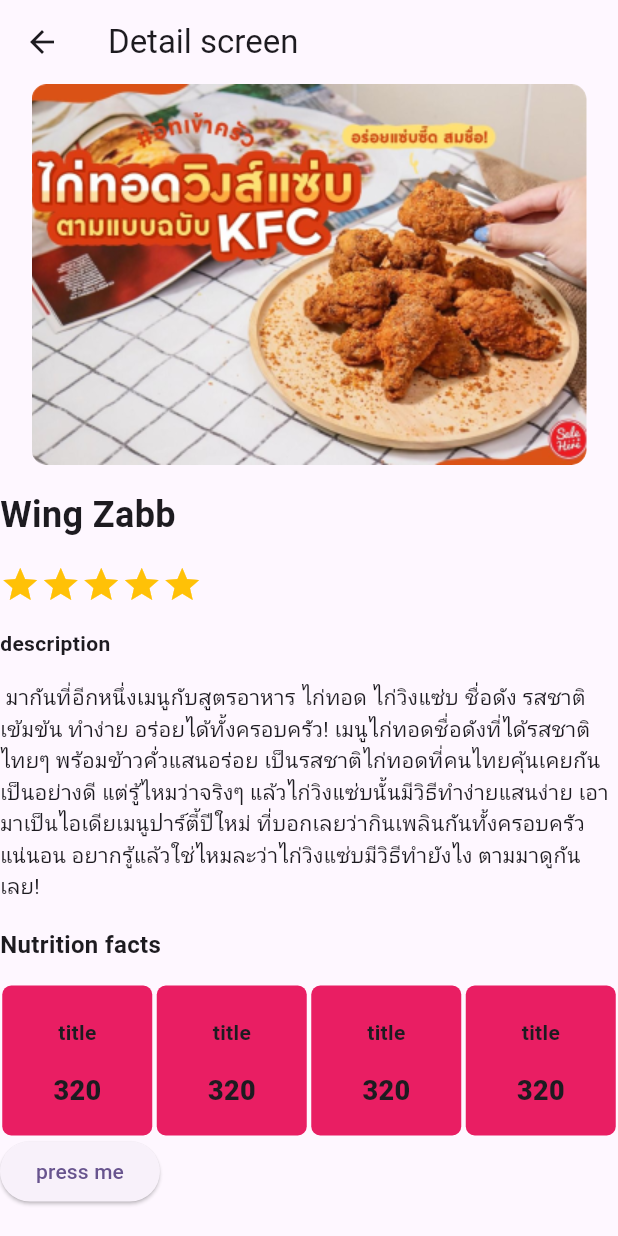
After one commit to junsiayutaya/flutter_sf, a Flutter app: the screen it shows after launch, after a tap on "press me", on a phone screen of 412 x 824 dp. The commit adds this screen. Run offline on Flutter 3.47's test engine with Material 3 defaults, Android fonts, the phone set to English and light mode, and no system bars; drawn by our look-alikes of flutter_rating_bar.

Commit message:
detail screen

```diff
--- /dev/null
+++ b/lib/detail.dart
@@ -0,0 +1,129 @@
+import 'package:basic_flutter/main.dart';
+import 'package:flutter/cupertino.dart';
+import 'package:flutter/material.dart';
+import 'package:flutter_rating_bar/flutter_rating_bar.dart';
+
+class Details extends StatelessWidget {
+  const Details({super.key});
+
+  @override
+  Widget build(BuildContext context) {
+    return Scaffold(
+        appBar: AppBar(
+          title: (Text("Detail screen")),
+        ),
+        body: SingleChildScrollView(
+            child:
+                Column(crossAxisAlignment: CrossAxisAlignment.start, children: [
+          Center(
+            child: ClipRRect(
+              borderRadius: const BorderRadius.vertical(
+                  top: Radius.circular(10.0), bottom: Radius.circular(10.0)),
+              child: Image.asset(
+                'assets/images/kfc.png', // Replace with your image URL
+                fit: BoxFit.cover,
+              ),
+            ),
+          ),
+          SizedBox(
+            height: 16,
+          ),
+          Text(
+            "Wing Zabb",
+            style: TextStyle(fontSize: 24, fontWeight: FontWeight.w600),
+          ),
+          SizedBox(
+            height: 16,
+          ),
+          RatingBarIndicator(
+            rating: 5,
+            itemBuilder: (context, index) => Icon(
+              Icons.star,
+              color: Colors.amber,
+            ),
+            itemCount: 5,
+            itemSize: 27.0,
+            unratedColor: Colors.amber.withAlpha(50),
+            direction: Axis.horizontal,
+          ),
+          SizedBox(
+            height: 16,
+          ),
+          Text(
+            "description",
+            style: TextStyle(fontSize: 14, fontWeight: FontWeight.w600),
+          ),
+          SizedBox(
+            height: 16,
+          ),
+          Text(
+            " มากันที่อีกหนึ่งเมนูกับสูตรอาหาร ไก่ทอด ไก่วิงแซ่บ ชื่อดัง รสชาติเข้มข้น ทำง่าย อร่อยได้ทั้งครอบครัว! เมนูไก่ทอดชื่อดังที่ได้รสชาติไทยๆ พร้อมข้าวคั่วแสนอร่อย เป็นรสชาติไก่ทอดที่คนไทยคุ้นเคยกันเป็นอย่างดี แต่รู้ไหมว่าจริงๆ แล้วไก่วิงแซ่บนั้นมีวิธีทำง่ายแสนง่าย เอามาเป็นไอเดียเมนูปาร์ตี้ปีใหม่ ที่บอกเลยว่ากินเพลินกันทั้งครอบครัวแน่นอน อยากรู้แล้วใช่ไหมละว่าไก่วิงแซ่บมีวิธีทำยังไง ตามมาดูกันเลย!",
+            style: TextStyle(fontSize: 14, fontWeight: FontWeight.w400),
+          ),
+          SizedBox(
+            height: 16,
+          ),
+          Text(
+            "Nutrition facts",
+            style: TextStyle(fontSize: 16, fontWeight: FontWeight.w600),
+          ),
+          SizedBox(height: 16),
+          Row(
+            mainAxisAlignment: MainAxisAlignment.spaceAround,
+            children: [
+              nutrion_box(),
+              nutrion_box(),
+              nutrion_box(),
+              nutrion_box(),
+            ],
+          ),
+          ElevatedButton(
+            onPressed: () {
+              Navigator.pop(
+                  context, MaterialPageRoute(builder: (context) => Details()));
+            },
+            child: Text('press me'),
+          )
+        ])));
+  }
+
+  Container nutrion_box() {
+    return Container(
+          decoration: BoxDecoration(
+              borderRadius: BorderRadius.circular(6), color: Colors.pink),
+          width: 100,
+          height: 100,
+          padding: const EdgeInsets.all(8),
+          child: Column(
+            mainAxisAlignment: MainAxisAlignment.center,
+            mainAxisSize: MainAxisSize.min,
+            children: [
+              const SizedBox(height: 4),
+              Text(
+                "title",
+                style: const TextStyle(
+                    fontSize: 14, fontWeight: FontWeight.w600),
+              ),
+              SizedBox(
+                height: 16,
+              ),
+              Text(
+                "320",
+                style: const TextStyle(
+                    fontSize: 18, fontWeight: FontWeight.w800),
+              ),
+            ],
+          ),
+        );
+  }
+}
+//       body: Column(children: [Text("back to homepaage"),
+//       ElevatedButton(
+//         onPressed: () {
+//           Navigator.pop(
+//               context, MaterialPageRoute(builder: (context) => MyHomePage(title: '',)));
+//         },
+//         child: Text('press me'), ),]),
+//     );
+//   }
+// }
--- a/lib/main.dart
+++ b/lib/main.dart
@@ -1,3 +1,4 @@
+import 'package:basic_flutter/detail.dart';
 import 'package:basic_flutter/profilewidget.dart';
 import 'package:flutter/material.dart';
 
@@ -98,7 +99,14 @@ class _MyHomePageState extends State<MyHomePage> {
               );
               // Text(categories[index]['title']!);
             },
-                  ))
+          )),
+      ElevatedButton(
+        onPressed: () {
+          Navigator.push(
+              context, MaterialPageRoute(builder: (context) => Details()));
+        },
+        child: Text('press me'),
+      )
     ])));
   }
 }
@@ -145,12 +153,15 @@ class catagorywedget extends StatelessWidget {
 }
 
 Widget build(BuildContext contect) {
-  return SafeArea(child: Scaffold(body: Column(
+  return SafeArea(
+    child: Scaffold(
+      body: Column(
         mainAxisAlignment: MainAxisAlignment.start,
         crossAxisAlignment: CrossAxisAlignment.start,
-    children: [
-
-    ],),))
+        children: [],
+      ),
+    ),
+  );
 }
 //Container(
 //                 width: 200,
--- a/pubspec.yaml
+++ b/pubspec.yaml
@@ -35,6 +35,7 @@ dependencies:
   # The following adds the Cupertino Icons font to your application.
   # Use with the CupertinoIcons class for iOS style icons.
   cupertino_icons: ^1.0.8
+  flutter_rating_bar: ^4.0.1
 
 dev_dependencies:
   flutter_test:
```
Also changed, not shown: assets/images/kfc.png (added), pubspec.lock. Lines whose indentation alone changed are shown as unchanged.
